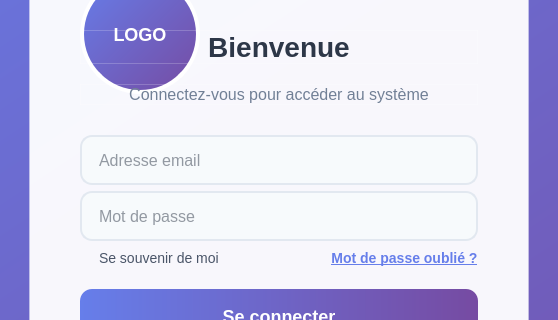
Above: login.ui from Mohamedrayenouerghui/Smart_Reaseach_Publication_Management before the change; both pictures show x 321 to 879 and y 162 to 482 of the 1200 by 800 pixel window. Below: the same form after it.
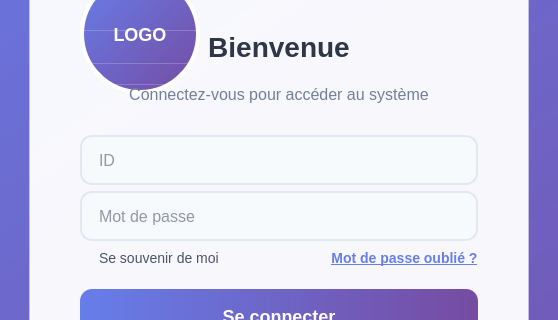
That is the form after the change. Icons and pictures are not drawn.

```diff
--- a/login.ui
+++ b/login.ui
@@ -247,7 +247,7 @@
 }</string>
           </property>
           <property name="placeholderText">
-           <string>Adresse email</string>
+           <string>ID</string>
           </property>
          </widget>
         </item>
```
